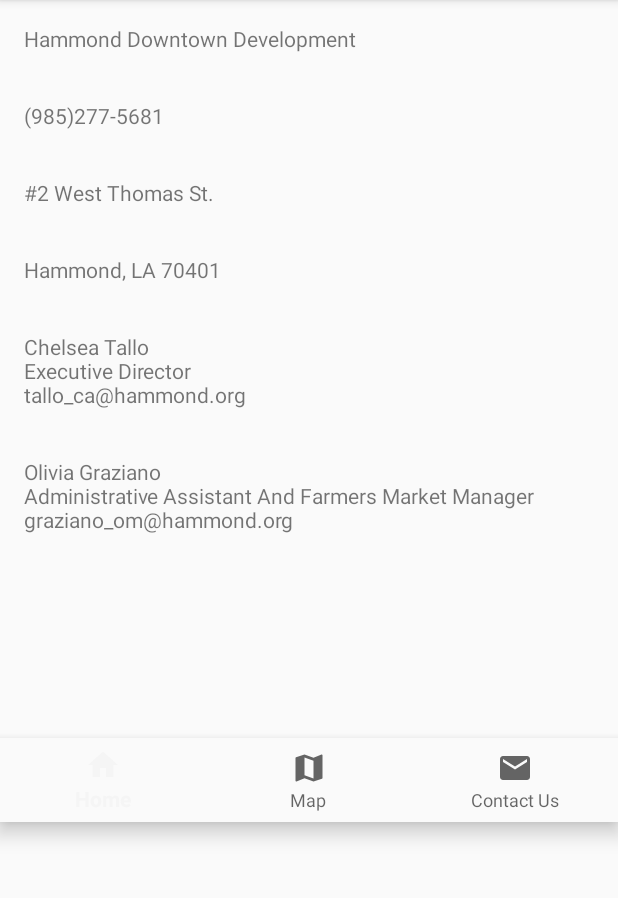
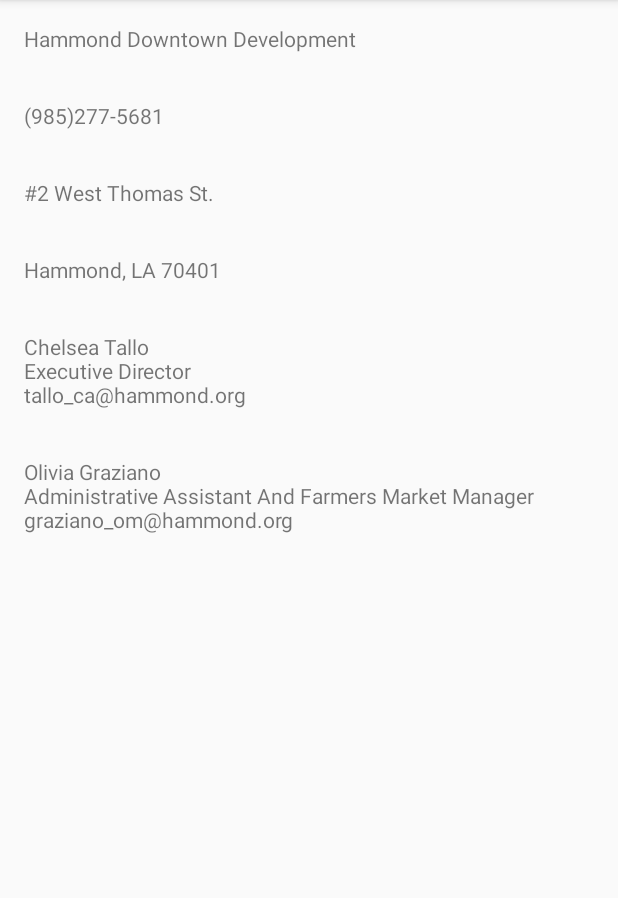
Before and after one commit to ChristianGonzales/Hammond-DDD, an Android app: the ContactActivity screen opened directly, with no data from a screen before it, on a phone screen of 412 x 824 dp, the part 84-982 px from its top. Run offline under Robolectric (Android 15) with nearby library versions, the phone set to English and light mode, and no system bars; libraries missing offline, so code that uses them is left out: android.net.sip.

Commit message:
Remved the bottom nav view from the activities.
Will be replaced by the nav drawer.

```diff
--- a/HammondDDD/app/src/main/java/edu/selu/cgonzales/hammondddd/ContactActivity.java
+++ b/HammondDDD/app/src/main/java/edu/selu/cgonzales/hammondddd/ContactActivity.java
@@ -1,6 +1,7 @@
 package edu.selu.cgonzales.hammondddd;
 
 import android.content.Intent;
+import android.net.sip.SipAudioCall;
 import android.support.annotation.NonNull;
 import android.support.design.widget.BottomNavigationView;
 import android.support.v7.app.AppCompatActivity;
@@ -11,33 +12,16 @@ import android.view.MenuItem;
 
 public class ContactActivity extends AppCompatActivity {
 
-    private BottomNavigationView.OnNavigationItemSelectedListener mOnNavigationItemSelectedListener
-            = new BottomNavigationView.OnNavigationItemSelectedListener() {
-
-        @Override
-        public boolean onNavigationItemSelected(@NonNull MenuItem item) {
-            switch (item.getItemId()) {
-                case R.id.navigation_home:
-                    openHome();
-                    return true;
-                case R.id.navigation_map:
-                    openMap();
-                    return true;
-                case R.id.navigation_contact:
-                    return true;
-            }
-            return false;
-        }
-
-    };
-
-    private Toolbar.OnMenuItemClickListener menuItemClickListener =
+    private Toolbar.OnMenuItemClickListener parentToolbarListener =
             new Toolbar.OnMenuItemClickListener() {
                 @Override
                 public boolean onMenuItemClick(MenuItem item) {
                     switch (item.getItemId()){
                         case R.id.action_search:
                             System.out.println("Search");
+                            return true;
+                        case R.id.action_contact:
+                            // Do nothing since we are in this activity already
                             return true;
                         case R.id.action_settings:
                             System.out.println("Settings");
@@ -55,10 +39,7 @@ public class ContactActivity extends AppCompatActivity {
         Toolbar parentToolbar = (Toolbar) findViewById(R.id.parent_toolbar);
         setSupportActionBar(parentToolbar);
 
-        BottomNavigationView navigation = (BottomNavigationView) findViewById(R.id.navigation);
-
-        parentToolbar.setOnMenuItemClickListener(menuItemClickListener);
-        navigation.setOnNavigationItemSelectedListener(mOnNavigationItemSelectedListener);
+        parentToolbar.setOnMenuItemClickListener(parentToolbarListener);
     }
 
     @Override
--- a/HammondDDD/app/src/main/res/layout/activity_contact.xml
+++ b/HammondDDD/app/src/main/res/layout/activity_contact.xml
@@ -24,9 +24,7 @@
 
     <LinearLayout
         android:layout_width="match_parent"
-        android:layout_height="wrap_content"
-        android:layout_gravity="center_vertical"
-        android:layout_marginBottom="120dp"
+        android:layout_height="match_parent"
         android:orientation="vertical">
 
         <TextView
@@ -90,12 +88,4 @@
             android:text="@string/company_person_2" />
     </LinearLayout>
 
-    <android.support.design.widget.BottomNavigationView
-        android:id="@+id/navigation"
-        android:layout_width="match_parent"
-        android:layout_height="wrap_content"
-        android:layout_gravity="bottom"
-        android:background="?android:attr/windowBackground"
-        app:menu="@menu/bottom_navigation" />
-
 </LinearLayout>
--- a/HammondDDD/app/src/main/res/menu/action_toolbar.xml
+++ b/HammondDDD/app/src/main/res/menu/action_toolbar.xml
@@ -14,6 +14,11 @@
          for details -->
 
     <item
+        android:id="@+id/action_contact"
+        android:title="@string/action_contact"
+        app:showAsAction="never" />
+
+    <item
         android:id="@+id/action_settings"
         android:title="@string/action_settings"
         app:showAsAction="never" />
```
Also changed, not shown: HammondDDD/app/src/main/java/edu/selu/cgonzales/hammondddd/MainActivity.java (+11 -37 lines), HammondDDD/app/src/main/res/layout/activity_main.xml (+1 -9 lines), HammondDDD/app/src/main/res/layout/events_list_item.xml (+8 -8 lines).
